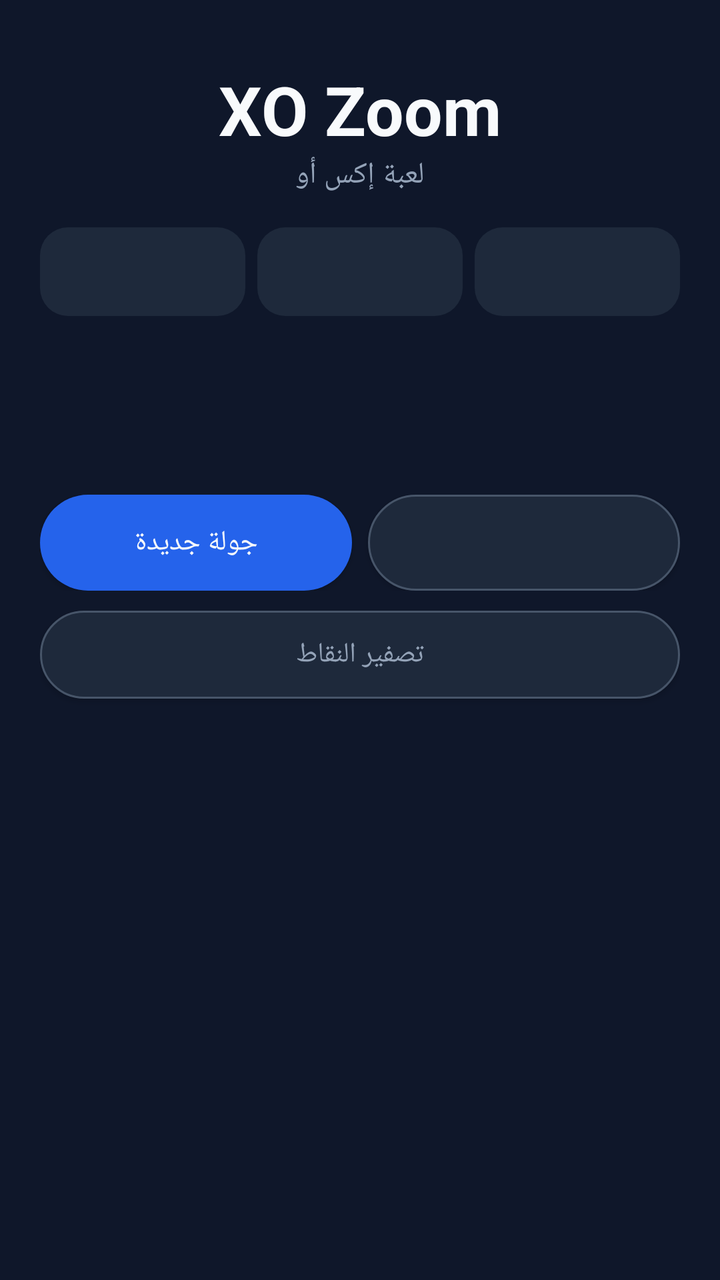
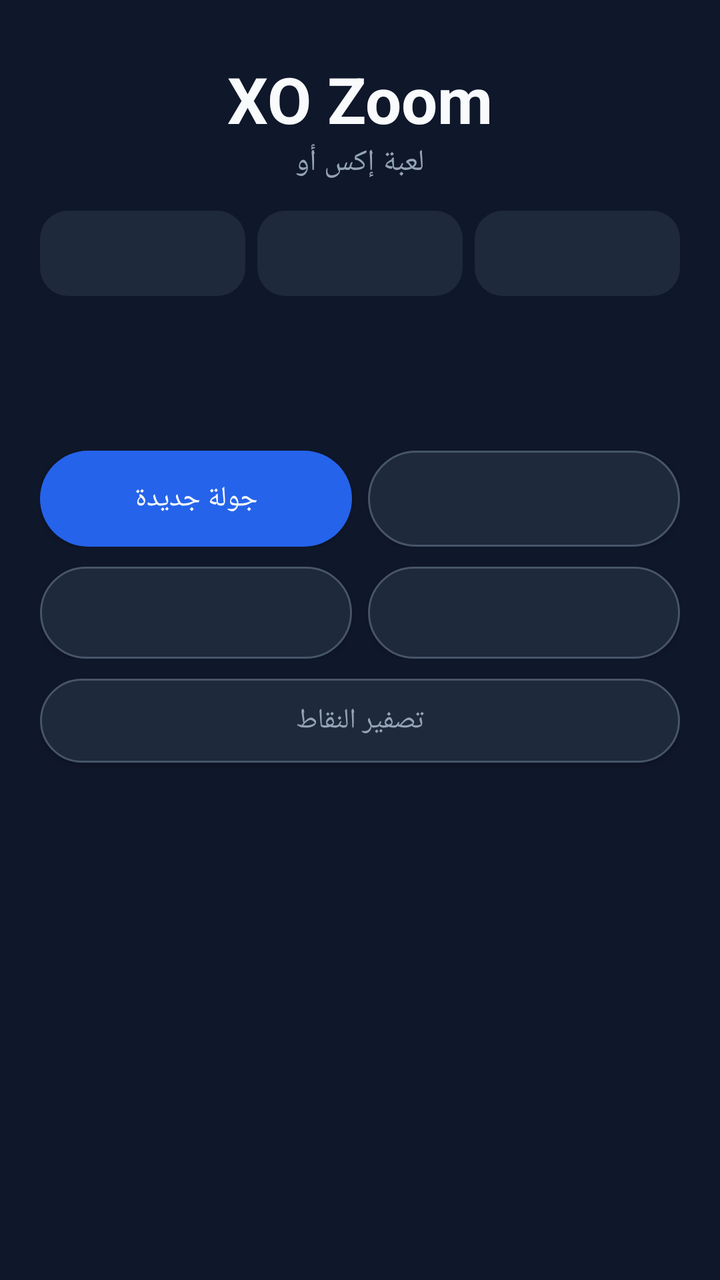

The first picture is an Android layout as it rendered before a commit; the second is the same layout after the commit. The layout source and the unified diff follow.
<!-- AndroidManifest.xml: application theme AppTheme -->
<!-- res/layout/activity_main.xml -->
<?xml version="1.0" encoding="utf-8"?>
<LinearLayout xmlns:android="http://schemas.android.com/apk/res/android"
    android:layout_width="match_parent"
    android:layout_height="match_parent"
    android:background="@color/bg"
    android:gravity="center_horizontal"
    android:orientation="vertical"
    android:padding="20dp">

    <TextView
        android:layout_width="wrap_content"
        android:layout_height="wrap_content"
        android:layout_marginTop="12dp"
        android:text="XO Zoom"
        android:textColor="@color/text_main"
        android:textSize="34sp"
        android:textStyle="bold" />

    <TextView
        android:layout_width="wrap_content"
        android:layout_height="wrap_content"
        android:layout_marginBottom="16dp"
        android:text="لعبة إكس أو"
        android:textColor="@color/text_dim"
        android:textSize="15sp" />

    <LinearLayout
        android:layout_width="match_parent"
        android:layout_height="wrap_content"
        android:orientation="horizontal">

        <TextView
            android:id="@+id/scoreX"
            android:layout_width="0dp"
            android:layout_height="wrap_content"
            android:layout_marginEnd="6dp"
            android:layout_weight="1"
            android:background="@drawable/bg_panel"
            android:gravity="center"
            android:padding="10dp"
            android:textColor="@color/x_color"
            android:textSize="18sp"
            android:textStyle="bold" />

        <TextView
            android:id="@+id/scoreDraw"
            android:layout_width="0dp"
            android:layout_height="wrap_content"
            android:layout_marginEnd="6dp"
            android:layout_weight="1"
            android:background="@drawable/bg_panel"
            android:gravity="center"
            android:padding="10dp"
            android:textColor="@color/text_dim"
            android:textSize="18sp"
            android:textStyle="bold" />

        <TextView
            android:id="@+id/scoreO"
            android:layout_width="0dp"
            android:layout_height="wrap_content"
            android:layout_weight="1"
            android:background="@drawable/bg_panel"
            android:gravity="center"
            android:padding="10dp"
            android:textColor="@color/o_color"
            android:textSize="18sp"
            android:textStyle="bold" />
    </LinearLayout>

    <TextView
        android:id="@+id/statusText"
        android:layout_width="wrap_content"
        android:layout_height="wrap_content"
        android:layout_marginTop="20dp"
        android:layout_marginBottom="16dp"
        android:textColor="@color/text_main"
        android:textSize="22sp"
        android:textStyle="bold" />

    <GridLayout
        android:id="@+id/board"
        android:layout_width="wrap_content"
        android:layout_height="wrap_content"
        android:columnCount="3"
        android:rowCount="3" />

    <LinearLayout
        android:layout_width="match_parent"
        android:layout_height="wrap_content"
        android:layout_marginTop="24dp"
        android:orientation="horizontal">

        <Button
            android:id="@+id/restartButton"
            android:layout_width="0dp"
            android:layout_height="48dp"
            android:layout_marginEnd="8dp"
            android:layout_weight="1"
            android:background="@drawable/bg_button"
            android:text="جولة جديدة"
            android:textColor="@color/text_main" />

        <Button
            android:id="@+id/modeButton"
            android:layout_width="0dp"
            android:layout_height="48dp"
            android:layout_weight="1"
            android:background="@drawable/bg_button_dim"
            android:textColor="@color/text_main" />
    </LinearLayout>

    <Button
        android:id="@+id/resetScoreButton"
        android:layout_width="match_parent"
        android:layout_height="44dp"
        android:layout_marginTop="10dp"
        android:background="@drawable/bg_button_dim"
        android:text="تصفير النقاط"
        android:textColor="@color/text_dim" />

</LinearLayout>
<!-- resources referenced by this layout -->
<resources>
  <color name="bg">#0F172A</color>
  <color name="o_color">#FB7185</color>
  <color name="text_dim">#94A3B8</color>
  <color name="text_main">#F8FAFC</color>
  <color name="x_color">#38BDF8</color>
  <!-- drawable bg_button (drawable) -->
  <?xml version="1.0" encoding="utf-8"?>
  <shape xmlns:android="http://schemas.android.com/apk/res/android" android:shape="rectangle">
      <solid android:color="#2563EB" />
      <corners android:radius="24dp" />
  </shape>
  <!-- drawable bg_button_dim (drawable) -->
  <?xml version="1.0" encoding="utf-8"?>
  <shape xmlns:android="http://schemas.android.com/apk/res/android" android:shape="rectangle">
      <solid android:color="@color/panel" />
      <corners android:radius="24dp" />
      <stroke android:width="1dp" android:color="#475569" />
  </shape>
  <!-- drawable bg_panel (drawable) -->
  <?xml version="1.0" encoding="utf-8"?>
  <shape xmlns:android="http://schemas.android.com/apk/res/android" android:shape="rectangle">
      <solid android:color="@color/panel" />
      <corners android:radius="14dp" />
  </shape>
  <style name="AppTheme" parent="Theme.AppCompat.NoActionBar">
          <item name="android:windowBackground">@color/bg</item>
          <item name="android:statusBarColor">@color/bg</item>
          <item name="android:navigationBarColor">@color/bg</item>
      </style>
  <color name="panel">#1E293B</color>
</resources>

<!-- the commit's change to res/layout/activity_main.xml (unified diff, before → after) -->
@@ -1,122 +1,152 @@
 <?xml version="1.0" encoding="utf-8"?>
-<LinearLayout xmlns:android="http://schemas.android.com/apk/res/android"
+<ScrollView xmlns:android="http://schemas.android.com/apk/res/android"
     android:layout_width="match_parent"
     android:layout_height="match_parent"
     android:background="@color/bg"
-    android:gravity="center_horizontal"
-    android:orientation="vertical"
-    android:padding="20dp">
-
-    <TextView
-        android:layout_width="wrap_content"
-        android:layout_height="wrap_content"
-        android:layout_marginTop="12dp"
-        android:text="XO Zoom"
-        android:textColor="@color/text_main"
-        android:textSize="34sp"
-        android:textStyle="bold" />
-
-    <TextView
-        android:layout_width="wrap_content"
-        android:layout_height="wrap_content"
-        android:layout_marginBottom="16dp"
-        android:text="لعبة إكس أو"
-        android:textColor="@color/text_dim"
-        android:textSize="15sp" />
+    android:fillViewport="true">
 
     <LinearLayout
         android:layout_width="match_parent"
         android:layout_height="wrap_content"
-        android:orientation="horizontal">
+        android:gravity="center_horizontal"
+        android:orientation="vertical"
+        android:padding="20dp">
 
         <TextView
-            android:id="@+id/scoreX"
-            android:layout_width="0dp"
+            android:layout_width="wrap_content"
             android:layout_height="wrap_content"
-            android:layout_marginEnd="6dp"
-            android:layout_weight="1"
-            android:background="@drawable/bg_panel"
-            android:gravity="center"
-            android:padding="10dp"
-            android:textColor="@color/x_color"
-            android:textSize="18sp"
+            android:layout_marginTop="8dp"
+            android:text="XO Zoom"
+            android:textColor="@color/text_main"
+            android:textSize="32sp"
             android:textStyle="bold" />
 
         <TextView
-            android:id="@+id/scoreDraw"
-            android:layout_width="0dp"
+            android:layout_width="wrap_content"
             android:layout_height="wrap_content"
-            android:layout_marginEnd="6dp"
-            android:layout_weight="1"
-            android:background="@drawable/bg_panel"
-            android:gravity="center"
-            android:padding="10dp"
+            android:layout_marginBottom="14dp"
+            android:text="لعبة إكس أو"
             android:textColor="@color/text_dim"
-            android:textSize="18sp"
+            android:textSize="15sp" />
+
+        <LinearLayout
+            android:layout_width="match_parent"
+            android:layout_height="wrap_content"
+            android:orientation="horizontal">
+
+            <TextView
+                android:id="@+id/scoreX"
+                android:layout_width="0dp"
+                android:layout_height="wrap_content"
+                android:layout_marginEnd="6dp"
+                android:layout_weight="1"
+                android:background="@drawable/bg_panel"
+                android:gravity="center"
+                android:padding="10dp"
+                android:textColor="@color/x_color"
+                android:textSize="17sp"
+                android:textStyle="bold" />
+
+            <TextView
+                android:id="@+id/scoreDraw"
+                android:layout_width="0dp"
+                android:layout_height="wrap_content"
+                android:layout_marginEnd="6dp"
+                android:layout_weight="1"
+                android:background="@drawable/bg_panel"
+                android:gravity="center"
+                android:padding="10dp"
+                android:textColor="@color/text_dim"
+                android:textSize="17sp"
+                android:textStyle="bold" />
+
+            <TextView
+                android:id="@+id/scoreO"
+                android:layout_width="0dp"
+                android:layout_height="wrap_content"
+                android:layout_weight="1"
+                android:background="@drawable/bg_panel"
+                android:gravity="center"
+                android:padding="10dp"
+                android:textColor="@color/o_color"
+                android:textSize="17sp"
+                android:textStyle="bold" />
+        </LinearLayout>
+
+        <TextView
+            android:id="@+id/statusText"
+            android:layout_width="wrap_content"
+            android:layout_height="wrap_content"
+            android:layout_marginTop="16dp"
+            android:layout_marginBottom="12dp"
+            android:textColor="@color/text_main"
+            android:textSize="22sp"
             android:textStyle="bold" />
 
-        <TextView
-            android:id="@+id/scoreO"
-            android:layout_width="0dp"
+        <GridLayout
+            android:id="@+id/board"
+            android:layout_width="wrap_content"
             android:layout_height="wrap_content"
-            android:layout_weight="1"
-            android:background="@drawable/bg_panel"
-            android:gravity="center"
-            android:padding="10dp"
-            android:textColor="@color/o_color"
-            android:textSize="18sp"
-            android:textStyle="bold" />
-    </LinearLayout>
+            android:columnCount="3"
+            android:rowCount="3" />
 
-    <TextView
-        android:id="@+id/statusText"
-        android:layout_width="wrap_content"
-        android:layout_height="wrap_content"
-        android:layout_marginTop="20dp"
-        android:layout_marginBottom="16dp"
-        android:textColor="@color/text_main"
-        android:textSize="22sp"
-        android:textStyle="bold" />
+        <LinearLayout
+            android:layout_width="match_parent"
+            android:layout_height="wrap_content"
+            android:layout_marginTop="20dp"
+            android:orientation="horizontal">
 
-    <GridLayout
-        android:id="@+id/board"
-        android:layout_width="wrap_content"
-        android:layout_height="wrap_content"
-        android:columnCount="3"
-        android:rowCount="3" />
+            <Button
+                android:id="@+id/restartButton"
+                android:layout_width="0dp"
+                android:layout_height="48dp"
+                android:layout_marginEnd="8dp"
+                android:layout_weight="1"
+                android:background="@drawable/bg_button"
+                android:text="جولة جديدة"
+                android:textColor="@color/text_main" />
 
-    <LinearLayout
-        android:layout_width="match_parent"
-        android:layout_height="wrap_content"
-        android:layout_marginTop="24dp"
-        android:orientation="horizontal">
+            <Button
+                android:id="@+id/modeButton"
+                android:layout_width="0dp"
+                android:layout_height="48dp"
+                android:layout_weight="1"
+                android:background="@drawable/bg_button_dim"
+                android:textColor="@color/text_main" />
+        </LinearLayout>
+
+        <LinearLayout
+            android:layout_width="match_parent"
+            android:layout_height="wrap_content"
+            android:layout_marginTop="10dp"
+            android:orientation="horizontal">
+
+            <Button
+                android:id="@+id/difficultyButton"
+                android:layout_width="0dp"
+                android:layout_height="46dp"
+                android:layout_marginEnd="8dp"
+                android:layout_weight="1"
+                android:background="@drawable/bg_button_dim"
+                android:textColor="@color/text_main" />
+
+            <Button
+                android:id="@+id/soundButton"
+                android:layout_width="0dp"
+                android:layout_height="46dp"
+                android:layout_weight="1"
+                android:background="@drawable/bg_button_dim"
+                android:textColor="@color/text_main" />
+        </LinearLayout>
 
         <Button
-            android:id="@+id/restartButton"
-            android:layout_width="0dp"
-            android:layout_height="48dp"
-            android:layout_marginEnd="8dp"
-            android:layout_weight="1"
-            android:background="@drawable/bg_button"
-            android:text="جولة جديدة"
-            android:textColor="@color/text_main" />
+            android:id="@+id/resetScoreButton"
+            android:layout_width="match_parent"
+            android:layout_height="42dp"
+            android:layout_marginTop="10dp"
+            android:background="@drawable/bg_button_dim"
+            android:text="تصفير النقاط"
+            android:textColor="@color/text_dim" />
 
-        <Button
-            android:id="@+id/modeButton"
-            android:layout_width="0dp"
-            android:layout_height="48dp"
-            android:layout_weight="1"
-            android:background="@drawable/bg_button_dim"
-            android:textColor="@color/text_main" />
     </LinearLayout>
-
-    <Button
-        android:id="@+id/resetScoreButton"
-        android:layout_width="match_parent"
-        android:layout_height="44dp"
-        android:layout_marginTop="10dp"
-        android:background="@drawable/bg_button_dim"
-        android:text="تصفير النقاط"
-        android:textColor="@color/text_dim" />
-
-</LinearLayout>
+</ScrollView>
